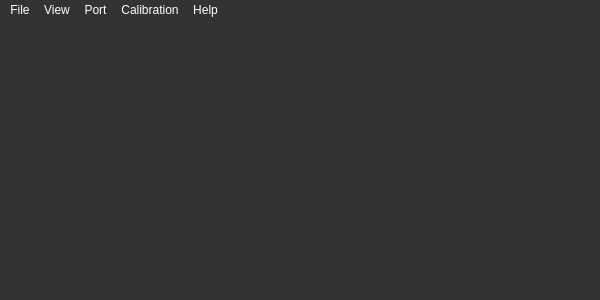
The window that multibench/mainwindow.ui (IlyaZh/Maiman-MCBS) describes before a commit, drawn with Qt 5.
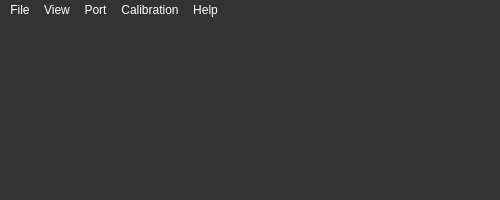
The same window after the commit. Custom widgets are drawn as their Qt base class.

```diff
--- a/multibench/mainwindow.ui
+++ b/multibench/mainwindow.ui
@@ -6,8 +6,8 @@
    <rect>
     <x>0</x>
     <y>0</y>
-    <width>600</width>
-    <height>300</height>
+    <width>500</width>
+    <height>200</height>
    </rect>
   </property>
   <property name="sizePolicy">
@@ -18,8 +18,8 @@
   </property>
   <property name="minimumSize">
    <size>
-    <width>600</width>
-    <height>300</height>
+    <width>500</width>
+    <height>200</height>
    </size>
   </property>
   <property name="font">
@@ -132,15 +132,15 @@
        <bool>true</bool>
       </property>
       <property name="alignment">
-       <set>Qt::AlignCenter</set>
+       <set>Qt::AlignLeading|Qt::AlignLeft|Qt::AlignVCenter</set>
       </property>
       <widget class="QWidget" name="scrollFieldWidget">
        <property name="geometry">
         <rect>
          <x>0</x>
          <y>0</y>
-         <width>236</width>
-         <height>241</height>
+         <width>136</width>
+         <height>141</height>
         </rect>
        </property>
       </widget>
@@ -153,7 +153,7 @@
     <rect>
      <x>0</x>
      <y>0</y>
-     <width>600</width>
+     <width>500</width>
      <height>21</height>
     </rect>
    </property>
```
